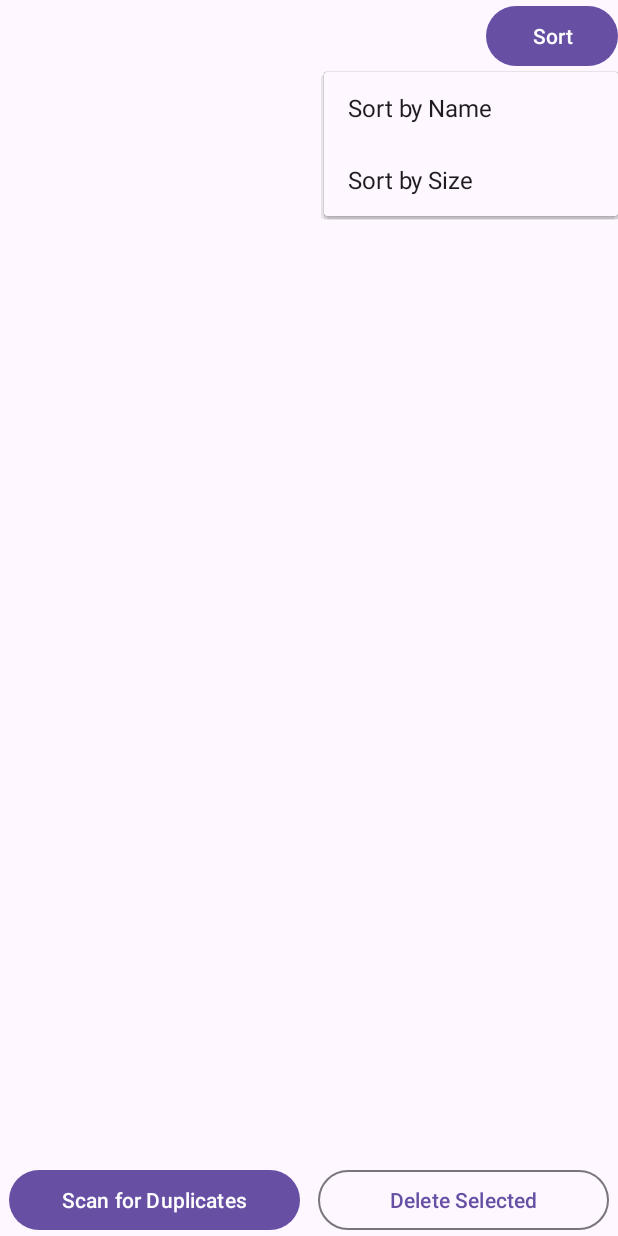
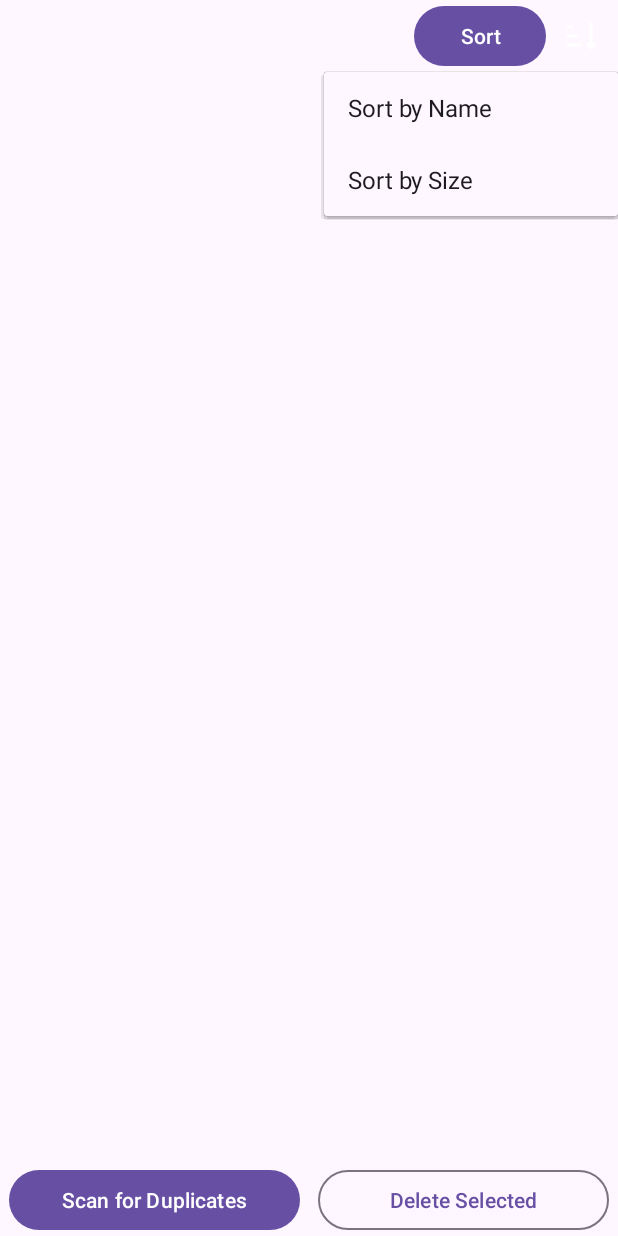
Before and after one commit to k4ustu3h/DeDupe, an Android app: the screen it shows after launch (MainActivity), after a tap on "Sort", on a phone screen of 412 x 824 dp. Run offline under Robolectric (Android 15) with nearby library versions, the phone set to English and light mode, and no system bars; libraries missing offline, so code that uses them is left out: com.xwray.groupie; 1 statement that could not run was skipped.

Commit message:
Add a toggle buton for sorting order

```diff
--- a/app/src/main/java/k4ustu3h/dedupe/MainActivity.kt
+++ b/app/src/main/java/k4ustu3h/dedupe/MainActivity.kt
@@ -16,6 +16,7 @@ import androidx.core.view.ViewCompat
 import androidx.core.view.WindowInsetsCompat
 import androidx.recyclerview.widget.LinearLayoutManager
 import com.xwray.groupie.GroupAdapter
+import com.xwray.groupie.Item
 import k4ustu3h.dedupe.databinding.ActivityMainBinding
 import k4ustu3h.dedupe.databinding.TreeDuplicateItemBinding
 import k4ustu3h.dedupe.utils.FileUtils
@@ -39,6 +40,9 @@ class MainActivity : AppCompatActivity() {
                 Toast.makeText(this, "Permission denied", Toast.LENGTH_SHORT).show()
             }
         }
+
+    private var isAscending = true
+    private var currentSortComparator: Comparator<Item<*>>? = compareByName()
 
     override fun onCreate(savedInstanceState: Bundle?) {
         super.onCreate(savedInstanceState)
@@ -67,6 +71,20 @@ class MainActivity : AppCompatActivity() {
         binding.sortButton.setOnClickListener { v ->
             showSortPopupMenu(v)
         }
+        binding.orderToggleButton.setOnClickListener {
+            isAscending = !isAscending
+            updateToggleButtonIcon()
+            sortCurrentList(currentSortComparator)
+        }
+        updateToggleButtonIcon()
+    }
+
+    private fun updateToggleButtonIcon() {
+        if (isAscending) {
+            binding.orderToggleButton.setImageResource(R.drawable.sort_ascending)
+        } else {
+            binding.orderToggleButton.setImageResource(R.drawable.sort_descending)
+        }
     }
 
     private fun showSortPopupMenu(view: View) {
@@ -76,7 +94,47 @@ class MainActivity : AppCompatActivity() {
         popupMenu.setOnMenuItemClickListener { item ->
             when (item.itemId) {
                 R.id.sort_by_name -> {
-                    sortDuplicateFiles(Comparator<com.xwray.groupie.Item<*>> { item1, item2 ->
+                    val nameComparator = compareByName()
+                    currentSortComparator = nameComparator
+                    sortCurrentList(nameComparator)
+                    true
+                }
+
+                R.id.sort_by_size -> {
+                    val sizeComparator = compareBySize()
+                    currentSortComparator = sizeComparator
+                    sortCurrentList(sizeComparator)
+                    true
+                }
+
+                else -> false
+            }
+        }
+        popupMenu.show()
+    }
+
+    private fun sortCurrentList(comparator: Comparator<Item<*>>?) {
+        val currentItems = mutableListOf<Item<*>>()
+        for (i in 0 until adapter.itemCount) {
+            currentItems.add(adapter.getItem(i))
+        }
+
+        if (comparator != null) {
+            val finalComparator = if (isAscending) {
+                comparator
+            } else {
+                comparator.reversed()
+            }
+            currentItems.sortWith(finalComparator)
+        } else {
+            currentItems.sortWith(compareByName())
+        }
+
+        adapter.clear()
+        adapter.addAll(currentItems)
+    }
+
+    private fun compareByName(): Comparator<Item<*>> = Comparator { item1, item2 ->
         when {
             item1 is DuplicateFileItem && item2 is DuplicateFileItem -> {
                 item1.file.name.compareToNatural(item2.file.name, true)
@@ -96,49 +154,20 @@ class MainActivity : AppCompatActivity() {
 
             else -> 0
         }
-                    })
-                    true
     }
 
-                R.id.sort_by_size -> {
-                    sortDuplicateFiles(Comparator<com.xwray.groupie.Item<*>> { item1, item2 ->
-                        when {
-                            item1 is DuplicateFileItem && item2 is DuplicateFileItem -> {
-                                item1.file.length().compareTo(item2.file.length())
-                            }
-
-                            item1 is SingleFileItem && item2 is SingleFileItem -> {
-                                item1.file.length().compareTo(item2.file.length())
-                            }
-
-                            item1 is DuplicateFileItem && item2 is SingleFileItem -> {
-                                item1.file.length().compareTo(item2.file.length())
-                            }
-
-                            item1 is SingleFileItem && item2 is DuplicateFileItem -> {
-                                item1.file.length().compareTo(item2.file.length())
-                            }
-
+    private fun compareBySize(): Comparator<Item<*>> = Comparator { item1, item2 ->
+        val size1 = when (item1) {
+            is DuplicateFileItem -> item1.file.length()
+            is SingleFileItem -> item1.file.length()
             else -> 0
         }
-                    })
-                    true
+        val size2 = when (item2) {
+            is DuplicateFileItem -> item2.file.length()
+            is SingleFileItem -> item2.file.length()
+            else -> 0
         }
-
-                else -> false
-            }
-        }
-        popupMenu.show()
-    }
-
-    private fun sortDuplicateFiles(comparator: Comparator<com.xwray.groupie.Item<*>>) {
-        val allItems = mutableListOf<com.xwray.groupie.Item<*>>()
-        for (i in 0 until adapter.itemCount) {
-            allItems.add(adapter.getItem(i))
-        }
-        allItems.sortWith(comparator)
-        adapter.clear()
-        adapter.addAll(allItems)
+        size1.compareTo(size2)
     }
 
     private fun checkAndRequestManageStoragePermission() {
@@ -177,12 +206,11 @@ class MainActivity : AppCompatActivity() {
             val fileMap = mutableMapOf<String, MutableList<File>>()
             FileUtils.traverseFiles(root, fileMap)
 
-            val allItems = mutableListOf<com.xwray.groupie.Item<*>>()
+            val allItems = mutableListOf<Item<*>>()
 
             fileMap.values.forEach { files ->
                 if (files.size > 1) {
                     val duplicateGroup = DuplicateFilesGroup(files)
-                    // Add each item from the group to the allItems list
                     for (i in 0 until duplicateGroup.itemCount) {
                         allItems.add(duplicateGroup.getItem(i))
                     }
@@ -195,16 +223,17 @@ class MainActivity : AppCompatActivity() {
                 binding.progressBar.visibility = View.GONE
                 adapter.clear()
                 adapter.addAll(allItems)
+                sortCurrentList(currentSortComparator)
             }
         }
     }
 
     private fun deleteSelectedFiles() {
         val selectedFiles = mutableSetOf<File>()
-        for (groupPosition in 0 until adapter.groupCount) {
-            val group = adapter.getGroup(groupPosition)
-            if (group is DuplicateFilesGroup) {
-                selectedFiles.addAll(group.getSelectedFiles())
+        for (i in 0 until adapter.itemCount) {
+            val item = adapter.getItem(i)
+            if (item is DuplicateFileItem && item.isSelected()) {
+                selectedFiles.add(item.file)
             }
         }
 
--- /dev/null
+++ b/app/src/main/res/drawable/sort_ascending.xml
@@ -0,0 +1,9 @@
+<vector xmlns:android="http://schemas.android.com/apk/res/android"
+    android:width="24dp"
+    android:height="24dp"
+    android:viewportWidth="24"
+    android:viewportHeight="24">
+    <path
+        android:fillColor="@color/design_default_color_on_primary"
+        android:pathData="M19 17H22L18 21L14 17H17V3H19M2 17H12V19H2M6 5V7H2V5M2 11H9V13H2V11Z" />
+</vector>
--- /dev/null
+++ b/app/src/main/res/drawable/sort_descending.xml
@@ -0,0 +1,9 @@
+<vector xmlns:android="http://schemas.android.com/apk/res/android"
+    android:width="24dp"
+    android:height="24dp"
+    android:viewportWidth="24"
+    android:viewportHeight="24">
+    <path
+        android:fillColor="@color/design_default_color_on_primary"
+        android:pathData="M19 7H22L18 3L14 7H17V21H19M2 17H12V19H2M6 5V7H2V5M2 11H9V13H2V11Z" />
+</vector>
--- a/app/src/main/res/layout/activity_main.xml
+++ b/app/src/main/res/layout/activity_main.xml
@@ -6,20 +6,39 @@
     android:layout_height="match_parent"
     tools:context=".MainActivity">
 
-    <Button
-        android:id="@+id/sortButton"
+    <LinearLayout
         android:layout_width="wrap_content"
         android:layout_height="wrap_content"
         android:layout_alignParentTop="true"
         android:layout_alignParentEnd="true"
-        android:text="Sort" />
+        android:id="@+id/sortButtons">
+
+        <Button
+            android:id="@+id/sortButton"
+            android:layout_width="wrap_content"
+            android:layout_height="wrap_content"
+            android:text="Sort" />
+
+        <ImageButton
+            android:id="@+id/orderToggleButton"
+            android:layout_width="wrap_content"
+            android:layout_height="wrap_content"
+            android:background="?attr/selectableItemBackgroundBorderless"
+            android:contentDescription="Toggle Sort Order"
+            android:minWidth="0dp"
+            android:minHeight="0dp"
+            android:padding="12dp"
+            android:scaleType="fitCenter"
+            android:src="@drawable/sort_ascending" />
+    </LinearLayout>
+
 
     <androidx.recyclerview.widget.RecyclerView
         android:id="@+id/recyclerView"
         android:layout_width="match_parent"
         android:layout_height="match_parent"
         android:layout_above="@+id/progressBar"
-        android:layout_below="@id/sortButton" />
+        android:layout_below="@id/sortButtons" />
 
     <com.google.android.material.progressindicator.LinearProgressIndicator
         android:id="@+id/progressBar"
```
Lines whose indentation alone changed are shown as unchanged.
